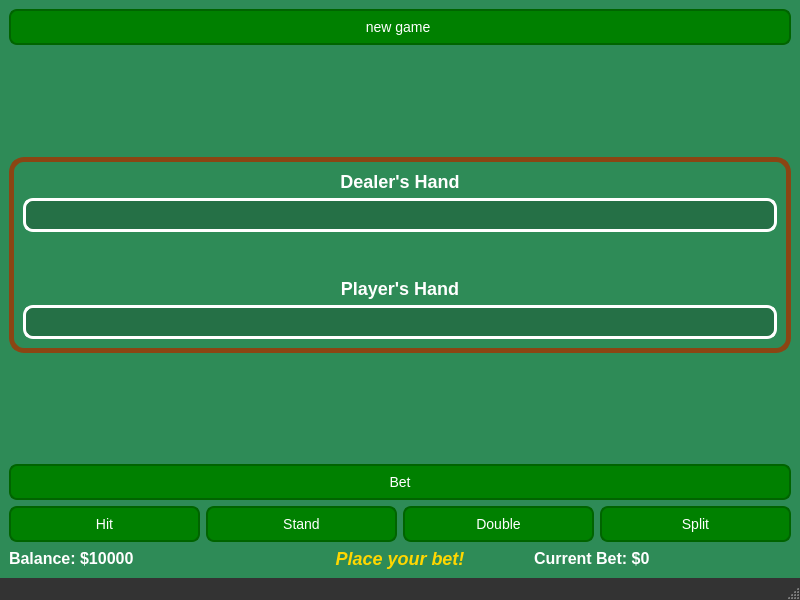
First picture: the form in mainwindow.ui, repository mors-templar/blackjack, before the edit.
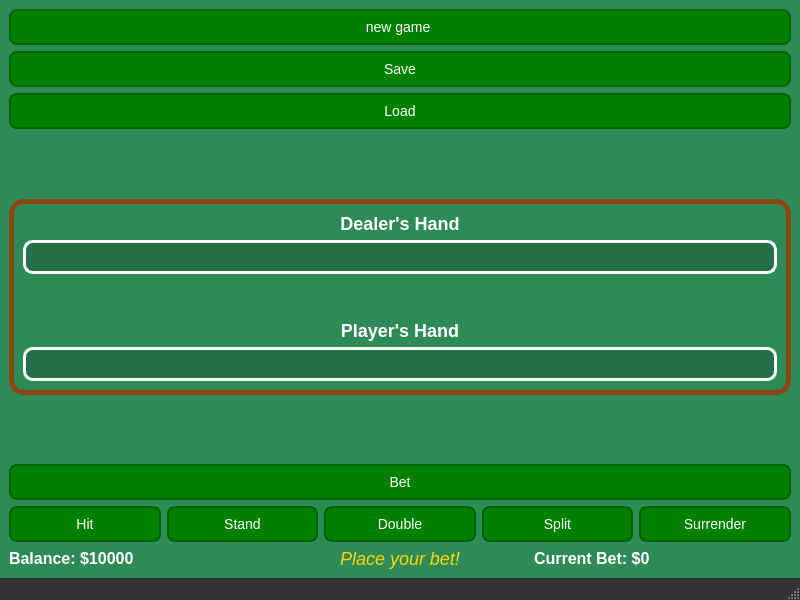
Second picture: the form after the edit.

Patch:
```diff
--- a/mainwindow.ui
+++ b/mainwindow.ui
@@ -14,14 +14,10 @@
    <string>Blackjack</string>
   </property>
   <property name="styleSheet">
-   <string notr="true">QMainWindow {
+   <string notr="true">
+QMainWindow {
     background-color: #2E8B57;
 }
-QLabel {
-    color: #FFFFFF;
-    font-weight: bold;
-    font-size: 16px;
-}
 QPushButton {
     background-color: #008000;
     color: #FFFFFF;
@@ -42,6 +38,12 @@
     color: #DDDDDD;
     font-size: 12px;
 }
+/* Only style in-game labels, not all labels */
+#dealerLabel, #playerLabel, #balanceLabel, #betLabel {
+    color: #FFFFFF;
+    font-weight: bold;
+    font-size: 16px;
+}
 #gameStatusLabel {
     color: #FFD700;
     font-size: 18px;
@@ -66,7 +68,8 @@
     background-color: rgba(0, 0, 0, 50);
     border-radius: 10px;
     padding: 5px;
-}</string>
+}
+   </string>
   </property>
   <widget class="QWidget" name="centralwidget">
    <layout class="QVBoxLayout" name="verticalLayout">
@@ -77,6 +80,20 @@
       </property>
      </widget>
     </item>
+    <item>
+     <widget class="QPushButton" name="saveButton">
+      <property name="text">
+       <string>Save</string>
+      </property>
+     </widget>
+    </item>
+    <item>
+     <widget class="QPushButton" name="loadButton">
+      <property name="text">
+       <string>Load</string>
+      </property>
+     </widget>
+    </item>
     <item>
      <spacer name="topSpacer">
       <property name="orientation">
@@ -221,6 +238,13 @@
         </property>
        </widget>
       </item>
+      <item>
+       <widget class="QPushButton" name="surrenderButton">
+        <property name="text">
+         <string>Surrender</string>
+        </property>
+       </widget>
+      </item>
      </layout>
     </item>
     <item>
```
